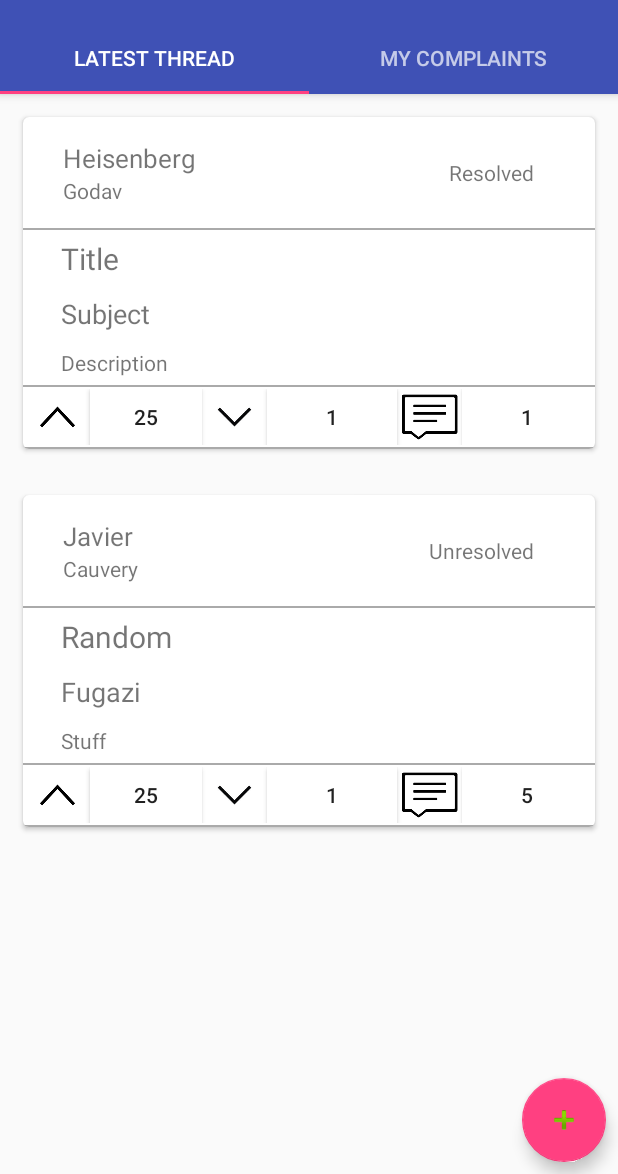
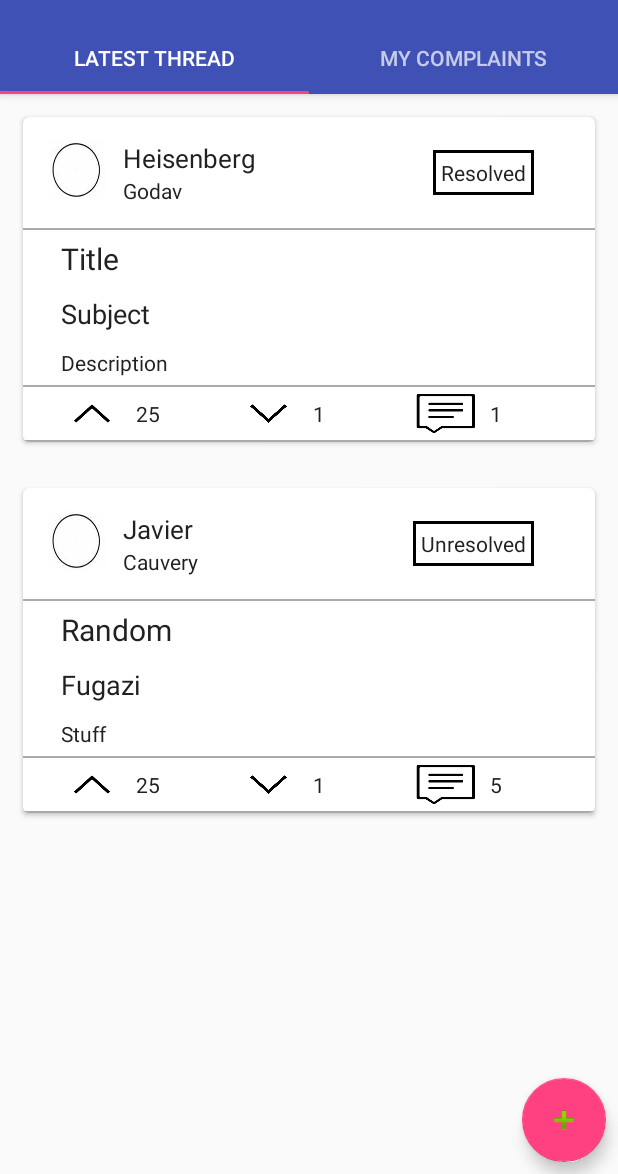
Before and after one commit to InstituteWebOps/complaints_box, an Android app: the screen it shows after launch (MainActivity), on a phone screen of 412 x 824 dp, the part 62-1236 px from its top. Run offline under Robolectric (Android 15) with nearby library versions, the phone set to English and light mode, and no system bars; our stand-ins replace CircleImageView.

Commit message:
some more changes made to UI of cardViews

```diff
--- a/app/build.gradle
+++ b/app/build.gradle
@@ -32,5 +32,6 @@ dependencies {
     compile 'com.android.support:cardview-v7:25.3.1'
     compile 'com.android.support:recyclerview-v7:25.3.1'
     compile 'com.android.volley:volley:1.0.0'
+    compile 'de.hdodenhof:circleimageview:1.3.0'
     testCompile 'junit:junit:4.12'
 }
--- a/app/src/main/java/com/example/harisanker/hostelcomplaints/ComplaintAdapter.java
+++ b/app/src/main/java/com/example/harisanker/hostelcomplaints/ComplaintAdapter.java
@@ -48,9 +48,9 @@ public class ComplaintAdapter extends RecyclerView.Adapter<ComplaintAdapter.View
         TextView title = (TextView) holder.view.findViewById(R.id.tv_title);
         TextView subject = (TextView) holder.view.findViewById(R.id.tv_subject);
         TextView description = (TextView) holder.view.findViewById(R.id.tv_description);
-        Button upvote = (Button) holder.view.findViewById(R.id.bn_upvote);
-        Button downvote = (Button)holder.view.findViewById(R.id.bn_downvote);
-        Button comment = (Button)holder.view.findViewById(R.id.bn_comment);
+        TextView upvote = (TextView) holder.view.findViewById(R.id.tv_upvote);
+        TextView downvote = (TextView) holder.view.findViewById(R.id.tv_downvote);
+        TextView comment = (TextView) holder.view.findViewById(R.id.tv_comment);
 
 
         name.setText(mDataset.get(position).name);
--- a/app/src/main/java/com/example/harisanker/hostelcomplaints/MyComplaintFragment.java
+++ b/app/src/main/java/com/example/harisanker/hostelcomplaints/MyComplaintFragment.java
@@ -38,7 +38,7 @@ public class MyComplaintFragment extends Fragment {
         super.onCreate(savedInstanceState);
 
         compalintList.add(new Complaints("Godav",
-                "Heisenberg,Walterdfdfdf",
+                "Heisenberg,  ",
                 "BLAH",
                 "Random",
                 "Title",
--- /dev/null
+++ b/app/src/main/res/drawable/tv_border.xml
@@ -0,0 +1,7 @@
+<?xml version="1.0" encoding="utf-8"?>
+<shape xmlns:android="http://schemas.android.com/apk/res/android"
+    android:shape="rectangle" >
+    <stroke
+        android:width="2dp"
+        android:color="#000000" />
+</shape>
--- a/app/src/main/res/layout/complaint_card.xml
+++ b/app/src/main/res/layout/complaint_card.xml
@@ -12,35 +12,47 @@
         android:layout_height="match_parent"
         android:orientation="vertical">
 
+
         <RelativeLayout
             android:layout_width="match_parent"
             android:layout_height="wrap_content"
             android:layout_margin="15dp">
+
+            <de.hdodenhof.circleimageview.CircleImageView
+                android:id="@+id/imgProfilePicture"
+                android:layout_width="40dp"
+                android:layout_height="40dp"
+                android:layout_alignParentLeft="true"
+                app:border_color="@android:color/black"
+                app:border_width="3dp"
+                android:background="@drawable/circle"
+                android:layout_alignParentTop="true"/>
 
 
             <LinearLayout
                 android:id="@+id/linearLayout"
                 android:layout_width="wrap_content"
                 android:layout_height="wrap_content"
-                android:layout_alignParentLeft="true"
-                android:layout_alignParentStart="true"
                 android:layout_alignParentTop="true"
                 android:layout_marginLeft="11dp"
                 android:layout_marginStart="11dp"
-                android:orientation="vertical">
+                android:orientation="vertical"
+                android:layout_toRightOf="@+id/imgProfilePicture">
 
                 <TextView
                     android:id="@+id/tv_name"
                     android:layout_width="wrap_content"
                     android:layout_height="wrap_content"
                     android:text="Name"
-                    android:textSize="17sp" />
+                    android:textSize="17sp"
+                    android:textColor="#212121"/>
 
                 <TextView
                     android:id="@+id/tv_hostel"
                     android:layout_width="wrap_content"
                     android:layout_height="wrap_content"
-                    android:text="Hostel" />
+                    android:text="Hostel"
+                    android:textColor="#212121"/>
             </LinearLayout>
 
             <TextView
@@ -48,15 +60,18 @@
                 android:layout_width="wrap_content"
                 android:layout_height="wrap_content"
                 android:layout_alignParentEnd="true"
-
                 android:layout_alignParentRight="true"
                 android:layout_centerVertical="true"
                 android:layout_marginEnd="25dp"
                 android:layout_marginRight="25dp"
                 android:text="TextView"
+                android:background="@drawable/tv_border"
+                android:padding="5dp"
+                android:textColor="#212121"
                 app:layout_constraintRight_toRightOf="parent"
                 app:layout_constraintTop_toTopOf="parent" />
         </RelativeLayout>
+
 
         <View
             android:layout_width="match_parent"
@@ -76,7 +91,8 @@
                android:textSize="20sp"
                android:paddingLeft="25dp"
                android:paddingStart="25dp"
-               android:text="Title" />
+               android:text="Title"
+               android:textColor="#212121"/>
 
            <TextView
                android:id="@+id/tv_subject"
@@ -86,7 +102,8 @@
                android:paddingLeft="25dp"
                android:paddingStart="25dp"
                android:layout_height="wrap_content"
-               android:text="Subject" />
+               android:text="Subject"
+               android:textColor="#212121"/>
 
            <TextView
                android:id="@+id/tv_description"
@@ -95,7 +112,8 @@
                android:paddingStart="25dp"
                android:layout_width="match_parent"
                android:layout_height="wrap_content"
-               android:text="Description" />
+               android:text="Description"
+               android:textColor="#212121"/>
        </LinearLayout>
 
         <View
@@ -105,47 +123,61 @@
 
         <LinearLayout
             android:layout_width="match_parent"
-            android:layout_height="40dp"
+            android:layout_height="35dp"
+            android:layout_marginLeft="25dp"
 
             android:padding="1dp"
             android:orientation="horizontal">
 
-            <ImageView
-                android:layout_width="0dp"
-                android:layout_height="match_parent"
-                android:layout_weight="1"
-                android:src="@drawable/upvote"/>
+
             <Button
                 android:layout_width="0dp"
                 android:layout_height="wrap_content"
-                android:layout_weight="1.72"
+                android:layout_weight="1"
                 android:id="@+id/bn_upvote"
+                android:background="@drawable/upvote"
+                android:drawablePadding="100dp"/>
+            <TextView
+                android:layout_width="0dp"
+                android:layout_height="wrap_content"
+                android:layout_weight="2"
                 android:text="upvote"
-                android:background="#FFFFFF"/>
-            <ImageView
-                android:layout_width="0dp"
-                android:layout_height="match_parent"
-                android:layout_weight="1"
-                android:src="@drawable/downvote"/>
+                android:gravity="left"
+                android:id="@+id/tv_upvote"
+                android:paddingLeft="10dp"
+                android:textColor="#212121"/>
+
             <Button
                 android:layout_width="0dp"
                 android:layout_height="wrap_content"
+                android:layout_weight="1"
+                android:id="@+id/bn_downvote"
+                android:background="@drawable/downvote2"/>
+            <TextView
+                android:layout_width="0dp"
+                android:layout_height="wrap_content"
                 android:layout_weight="2"
-                android:id="@+id/bn_downvote"
                 android:text="downvote"
-                android:background="#FFFFFF"/>
-            <ImageView
-                android:layout_width="0dp"
-                android:layout_height="match_parent"
-                android:layout_weight="1"
-                android:src="@drawable/comment"/>
+                android:gravity="left"
+                android:id="@+id/tv_downvote"
+                android:paddingLeft="10dp"
+                android:textColor="#212121"/>
+
             <Button
                 android:layout_width="0dp"
                 android:layout_height="wrap_content"
+                android:layout_weight="1"
+                android:id="@+id/bn_comment"
+                android:background="@drawable/comment"/>
+            <TextView
+                android:layout_width="0dp"
+                android:layout_height="wrap_content"
                 android:layout_weight="2"
-                android:id="@+id/bn_comment"
                 android:text="comment"
-                android:background="#FFFFFF"/>
+                android:gravity="left"
+                android:id="@+id/tv_comment"
+                android:paddingLeft="10dp"
+                android:textColor="#212121"/>
         </LinearLayout>
         <View
             android:layout_width="match_parent"
```
Also changed, not shown: app/src/main/res/drawable/circle.jpg (added), app/src/main/res/drawable/downvote.jpg (deleted), app/src/main/res/drawable/downvote2.png (added).
